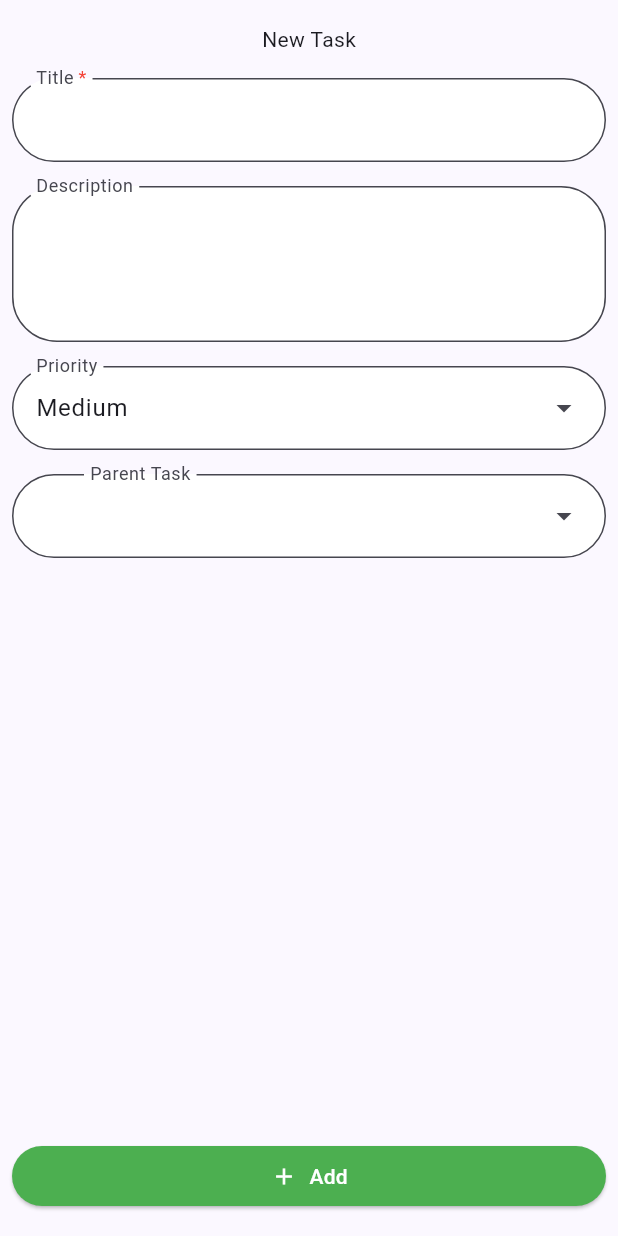
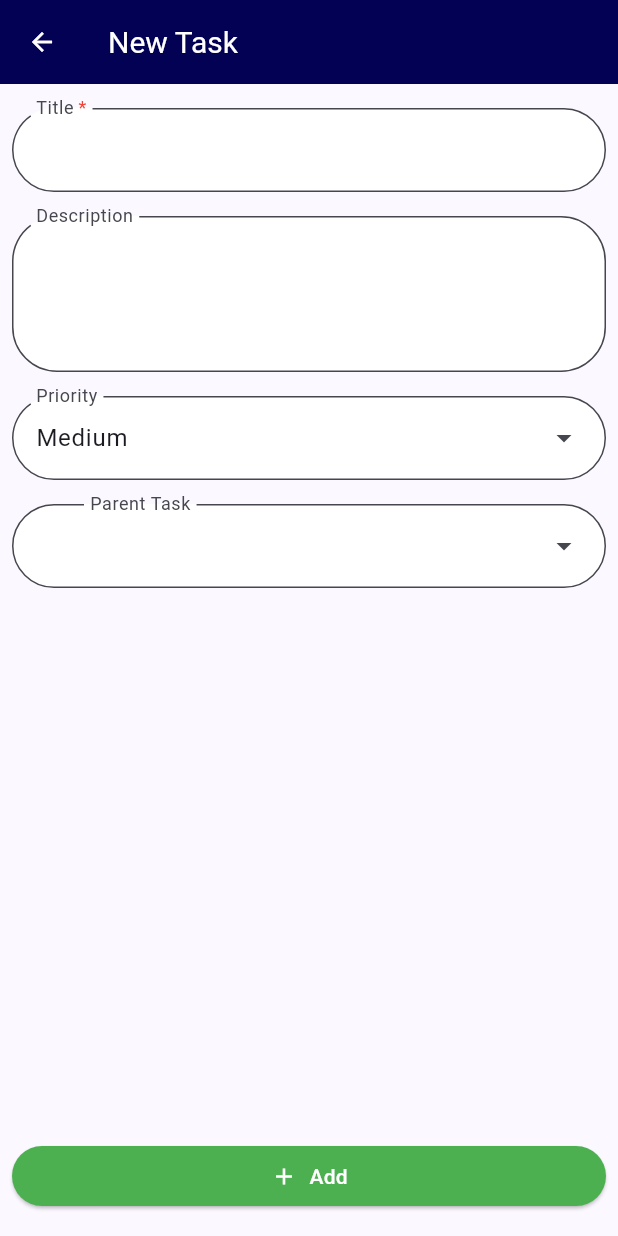
Before and after one commit to SophieHogg/task_finch_flutter, a Flutter app: the screen it shows after launch, after a tap on the "add" icon, on a phone screen of 412 x 824 dp. Run offline on Flutter 3.47's test engine with Material 3 defaults, Android fonts, the phone set to English and light mode, and no system bars; our stand-ins replace drift, drift_flutter, flutter_hooks, hooks_riverpod, riverpod; accounts and stored records are empty; generated files the repository leaves out were written again; Roboto replaces fonts that are missing (Helvetica Neue).

Commit message:
add base nav, add delete submenu, remove dismissable

```diff
--- a/lib/components/base_nav.dart
+++ b/lib/components/base_nav.dart
@@ -13,8 +13,9 @@ class NavItem {
 }
 
 class BaseNav extends StatelessWidget {
-  BaseNav({super.key});
+  BaseNav({super.key, this.selectedIndex = null});
 
+  final int? selectedIndex;
   final List<NavItem> navDestinations = [
     NavItem(
       icon: Icon(Icons.home_filled),
@@ -31,21 +32,33 @@ class BaseNav extends StatelessWidget {
       label: 'Search',
       action:
           (BuildContext context) => Navigator.popUntil(
-        context,
-        ModalRoute.withName(Navigator.defaultRouteName),
-      ),
+            context,
+            ModalRoute.withName(Navigator.defaultRouteName),
+          ),
     ),
   ];
 
   @override
   Widget build(BuildContext context) {
-    return BottomNavigationBar(
-      onTap: (index) => navDestinations[index].action(context),
-      items: [
-        for(final navDestination in navDestinations)
-        BottomNavigationBarItem(icon: navDestination.icon, label: navDestination.label )
-        // NavigationDestination(icon: Icon(Icons.home), label: 'Home'),
-      ],
+    return SafeArea(
+      child: Row(
+        mainAxisAlignment: MainAxisAlignment.spaceAround,
+        children: [
+          for (final (index, navDestination) in navDestinations.indexed)
+            Tooltip(
+              message: navDestination.label,
+              child: IconButton.filled(
+                disabledColor: Colors.white,
+                style: ButtonStyle(
+                  backgroundColor: selectedIndex == null || selectedIndex != index ? WidgetStatePropertyAll(Colors.transparent) : WidgetStatePropertyAll(Colors.blue)
+                ),
+                color: selectedIndex == null || selectedIndex != index ? Colors.black : Colors.white,
+                onPressed: selectedIndex == null || selectedIndex != index ? () => navDestination.action(context) : (null),
+                icon: navDestination.icon,
+              ),
+            ),
+        ],
+      ),
     );
   }
 }
--- a/lib/dialogs/add_task_dialog.dart
+++ b/lib/dialogs/add_task_dialog.dart
@@ -31,14 +31,18 @@ class _AddTaskDialogState extends State<AddTaskDialog> {
 
   @override
   Widget build(BuildContext context) {
-    return Form(
+    return Scaffold(
+      appBar: AppBar(
+        title:               Text("New Task"),
+      ),
+      body: Form(
         key: _formKey,
         child: Padding(
           padding: const EdgeInsets.symmetric(vertical: 16.0, horizontal: 8.0),
           child: Column(
             spacing: 16.0,
             children: [
-            Text("New Task"),
+
               TextFormField(
                 controller: titleController,
                 autovalidateMode: AutovalidateMode.onUserInteraction,
@@ -96,6 +100,7 @@ class _AddTaskDialogState extends State<AddTaskDialog> {
             ],
           ),
         ),
+      ),
     );
   }
 }
--- a/lib/main.dart
+++ b/lib/main.dart
@@ -3,6 +3,7 @@ import 'package:flutter/material.dart';
 import 'package:flutter_hooks/flutter_hooks.dart';
 import 'package:hooks_riverpod/hooks_riverpod.dart';
 import 'package:hooks_riverpod/legacy.dart';
+import 'package:task_finch/components/base_nav.dart';
 import 'package:task_finch/data/database.dart';
 import 'package:task_finch/dialogs/add_task_dialog.dart';
 
@@ -28,7 +29,6 @@ enum TaskListFilter { all, active, completed }
 
 final taskListFilter = StateProvider((_) => TaskListFilter.all);
 
-
 final uncompletedTasksCount = Provider<int>((ref) {
   return ref
           .watch(taskListProvider)
@@ -48,8 +48,12 @@ final filteredTasks = Provider<List<Task>>((ref) {
       return tasks.value?.where((todo) => !todo.completed).toList() ?? [];
     case TaskListFilter.all:
       // ensure the incomplete tasks are at the top
-  final incompleteTasks = tasks.value?.where((task) => !task.completed).sortedBy((task) => task.priority.index);
-  final completeTasks = tasks.value?.where((task) => task.completed).sortedBy((task) => task.priority.index);
+      final incompleteTasks = tasks.value
+          ?.where((task) => !task.completed)
+          .sortedBy((task) => task.priority.index);
+      final completeTasks = tasks.value
+          ?.where((task) => task.completed)
+          .sortedBy((task) => task.priority.index);
       return [...?incompleteTasks, ...?completeTasks];
   }
 });
@@ -71,42 +75,36 @@ class MyApp extends StatelessWidget {
 
   @override
   Widget build(BuildContext context) {
-    return TFTheme(child: Builder(
+    return TFTheme(
+      child: Builder(
         builder: (context) {
           return MaterialApp(theme: Theme.of(context), home: Home());
-      }
-    ));
+        },
+      ),
+    );
   }
 }
 
 class Home extends HookConsumerWidget {
   const Home({super.key});
 
-
   @override
   Widget build(BuildContext context, WidgetRef ref) {
     final tasks = ref.watch(filteredTasks);
 
-    return GestureDetector(
-      onTap: () => FocusScope.of(context).unfocus(),
-      child: Scaffold(
+    return Scaffold(
+      appBar: AppBar(title: Text('List Finch')),
       body: ListView(
-          padding: const EdgeInsets.symmetric(horizontal: 20, vertical: 40),
+        padding: const EdgeInsets.symmetric(horizontal: 20),
         children: [
           const SizedBox(height: 42),
           const Toolbar(),
           if (tasks.isNotEmpty) const Divider(height: 0),
           for (var i = 0; i < tasks.length; i++) ...[
             if (i > 0) const Divider(height: 0),
-              Dismissible(
-                key: ValueKey(tasks[i].id),
-                onDismissed: (_) async {
-                  ref.read(taskListProvider.notifier).deleteTaskById(tasks[i].id);
-                },
-                child: ProviderScope(
+            ProviderScope(
               overrides: [currentTask.overrideWithValue(tasks[i])],
               child: const TaskItem(),
-                ),
             ),
           ],
         ],
@@ -129,8 +127,7 @@ class Home extends HookConsumerWidget {
         },
         child: const Icon(Icons.add),
       ),
-        bottomNavigationBar: const Navbar(),
-      ),
+      bottomNavigationBar: BaseNav(selectedIndex: 0,),
     );
   }
 }
```
Also changed, not shown: lib/components/task_item.dart (+45 -2 lines). Lines whose indentation alone changed are shown as unchanged.
